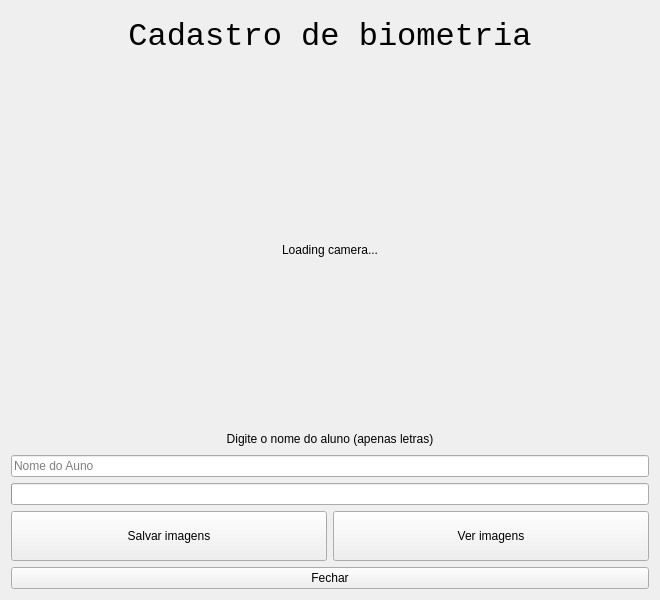
The window that src/ui/training.ui (YanVictorSN/access-control-project) describes before a commit, drawn with Qt 5.
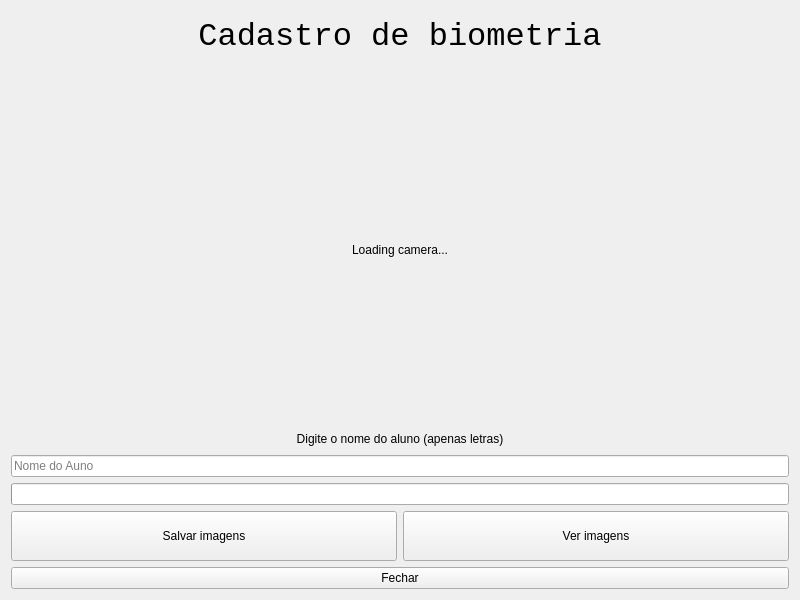
The same window after the commit.

Commit message: refactor: setting minimum size 800x600

Diff of the .ui file:
```diff
--- a/src/ui/training.ui
+++ b/src/ui/training.ui
@@ -6,10 +6,16 @@
    <rect>
     <x>0</x>
     <y>0</y>
-    <width>660</width>
+    <width>800</width>
     <height>600</height>
    </rect>
   </property>
+  <property name="minimumSize">
+   <size>
+    <width>800</width>
+    <height>600</height>
+   </size>
+  </property>
   <property name="windowTitle">
    <string>4Safety</string>
   </property>
```
The commit also changes 2 other files.
